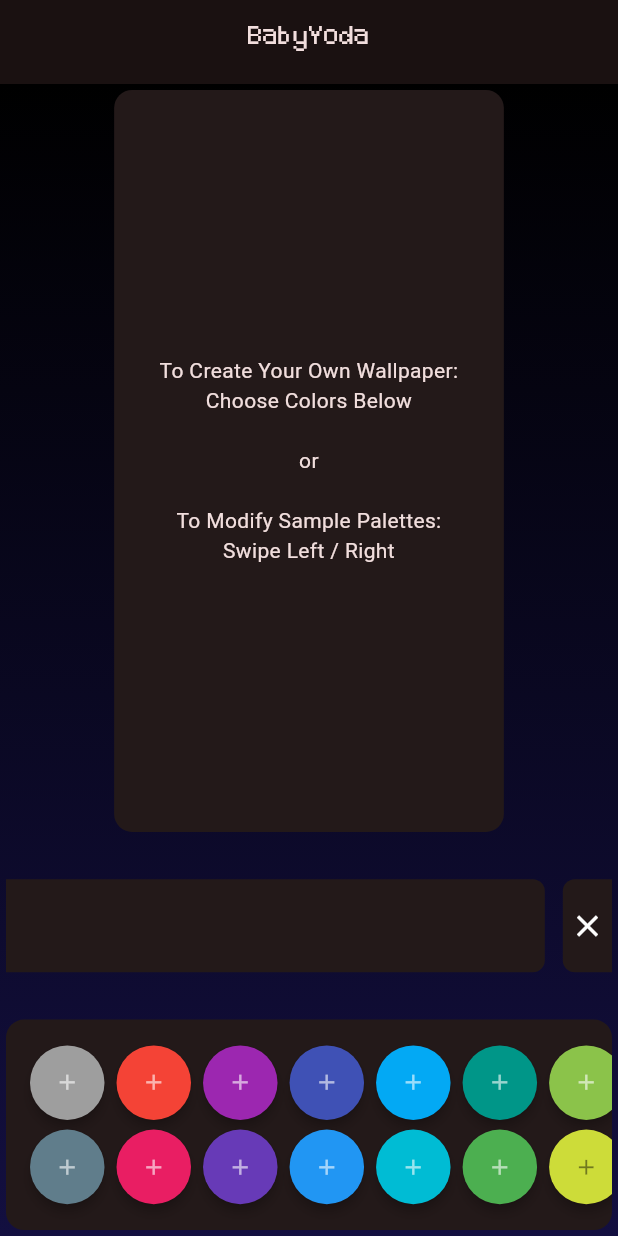
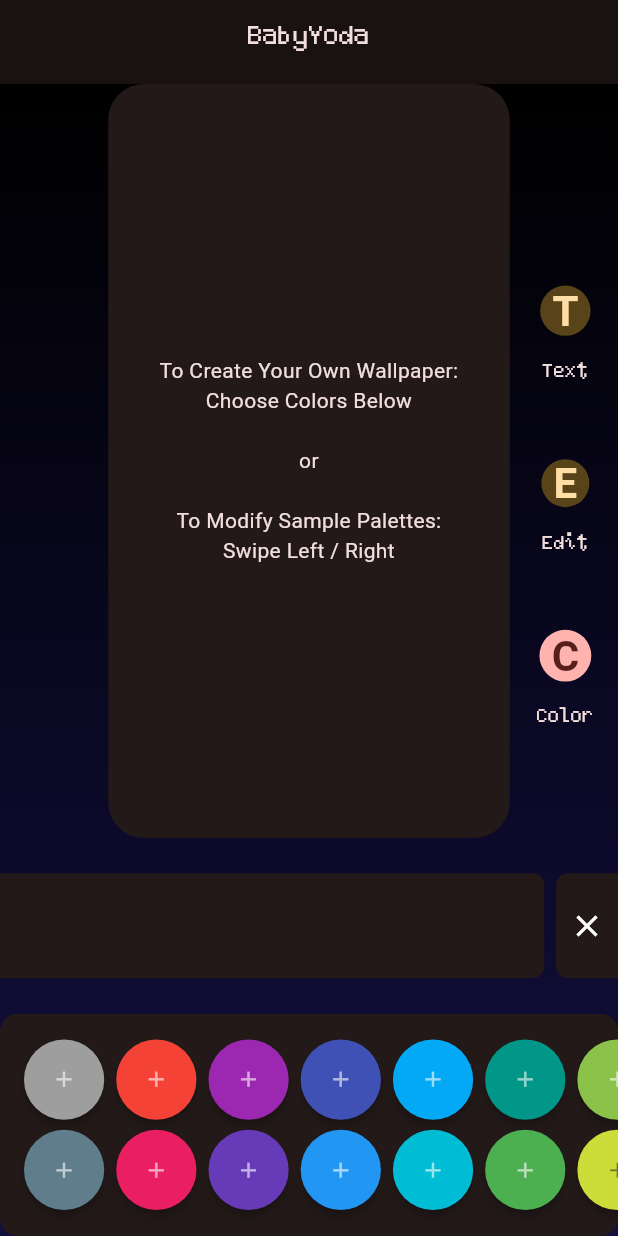
Before and after one commit to fahadjaved882244/colartive, a Flutter app: the screen it shows after launch, on a phone screen of 412 x 824 dp. Run offline on Flutter 3.47's test engine with Material 3 defaults, Android fonts, the light colour scheme and no system bars; our stand-ins replace cloud_firestore, firebase_auth, flutter_hooks, go_router, google_fonts, hooks_riverpod and 2 more; accounts and stored records are empty; Roboto replaces fonts that are missing (Baskervville, Lobster, Shojumaru).

Commit message:
Add canvas mode bar

```diff
--- a/lib/features/canvas_live/controller/canvas_live_mode_controller.dart
+++ b/lib/features/canvas_live/controller/canvas_live_mode_controller.dart
@@ -17,8 +17,8 @@
 
 enum CanvasLiveMode {
   color,
+  transformation,
   text,
-  transformation,
 }
 
 final canvasLiveModeProvider = AutoDisposeStateProvider<CanvasLiveMode>((ref) {
--- a/lib/features/canvas_live/views/canvas_live_view.dart
+++ b/lib/features/canvas_live/views/canvas_live_view.dart
@@ -1,12 +1,13 @@
+import 'package:flutter/material.dart';
+import 'package:hooks_riverpod/hooks_riverpod.dart';
+
 import 'package:colartive2/extensions/context_x.dart';
 import 'package:colartive2/features/canvas_live/views/components/canvas/canvas_live_card.dart';
+import 'package:colartive2/features/canvas_live/views/components/canvas/canvas_live_grid.dart';
+import 'package:colartive2/features/canvas_live/views/components/canvas/canvas_live_mode_bar.dart';
 import 'package:colartive2/features/canvas_live/views/components/color/panel/selected_color_panel.dart';
 import 'package:colartive2/features/template/views/template_controller.dart';
 import 'package:colartive2/utils/components/widgets/async_switcher.dart';
-import 'package:flutter/material.dart';
-import 'package:hooks_riverpod/hooks_riverpod.dart';
-
-import 'components/color/grid/color_button_grid.dart';
 
 class CanvasLiveView extends ConsumerWidget {
   const CanvasLiveView({super.key});
@@ -45,67 +46,14 @@
                     ),
                     SizedBox(
                       height: height * 0.18,
-                      child: AnimatedSwitcher(
-                        duration: const Duration(milliseconds: 300),
-                        switchInCurve: Curves.ease,
-                        transitionBuilder: (child, animation) {
-                          final inAnimation = Tween<Offset>(
-                            begin: const Offset(-1, 0),
-                            end: const Offset(0, 0),
-                          ).animate(animation);
-                          return ClipRect(
-                            child: SlideTransition(
-                              position: inAnimation,
-                              child: child,
-                            ),
-                          );
-                        },
-                        child: ColorButtonGrid(
-                          template: template,
-                        ),
-
-                        //  modeIndex == 1
-                        //     ? Container(
-                        //         key: const ValueKey('featurePanel'),
-                        //         height: height * 0.18,
-                        //         width: width,
-                        //         alignment: Alignment.center,
-                        //         decoration: BoxDecoration(
-                        //           color: darkModeFlag ? jetBlack : lightModeBgColor,
-                        //         ),
-                        //         child: Row(
-                        //             mainAxisAlignment: MainAxisAlignment.spaceAround,
-                        //             children: _featurePanelLower()),
-                        //       )
-                        //     : modeIndex == 0
-                        //         ? Container(
-                        //             key: const ValueKey('textPanel'),
-                        //             height: height * 0.18,
-                        //             width: width,
-                        //             alignment: AlignmentDirectional.center,
-                        //             decoration: BoxDecoration(
-                        //               color: darkModeFlag ? jetBlack : lightModeBgColor,
-                        //             ),
-                        //             child: GridView.count(
-                        //               padding: EdgeInsets.only(
-                        //                 top: height * 0.01,
-                        //                 bottom: height * 0.01,
-                        //                 left: width * 0.0,
-                        //                 right: width * 0.0,
-                        //               ),
-                        //               crossAxisSpacing: width * 0.02,
-                        //               mainAxisSpacing: width * 0.0,
-                        //               crossAxisCount: 2,
-                        //               childAspectRatio: (width / height) + 0.19,
-                        //               scrollDirection: Axis.horizontal,
-                        //               physics: const BouncingScrollPhysics(),
-                        //               children: _textPanelLower(state),
-                        //             ),
-                        //           )
-                        // :
-                      ),
+                      child: CanvasLiveGrid(template: template),
                     ),
                   ],
+                ),
+                Positioned(
+                  right: 16,
+                  top: height * 0.13,
+                  child: const CanvasLiveModeBar(),
                 ),
               ],
             ),
--- a/lib/features/canvas_live/views/components/canvas/canvas_live_card.dart
+++ b/lib/features/canvas_live/views/components/canvas/canvas_live_card.dart
@@ -59,7 +59,6 @@
                 );
               })
           : const Card(
-              elevation: 0,
               child: Center(
                 child: Text(
                   'To Create Your Own Wallpaper:\nChoose Colors Below\n\nor\n\nTo Modify Sample Palettes:\nSwipe Left / Right',
--- /dev/null
+++ b/lib/features/canvas_live/views/components/canvas/canvas_live_grid.dart
@@ -0,0 +1,55 @@
+import 'package:colartive2/features/canvas_live/controller/canvas_live_mode_controller.dart';
+import 'package:colartive2/features/canvas_live/views/components/color/grid/color_button_grid.dart';
+import 'package:colartive2/features/canvas_live/views/components/transformation/grid/transformation_grid.dart';
+import 'package:colartive2/features/template/model/template.dart';
+import 'package:flutter/material.dart';
+import 'package:hooks_riverpod/hooks_riverpod.dart';
+
+class CanvasLiveGrid extends ConsumerWidget {
+  final Template template;
+  const CanvasLiveGrid({
+    super.key,
+    required this.template,
+  });
+
+  @override
+  Widget build(BuildContext context, WidgetRef ref) {
+    final mode = ref.watch(canvasLiveModeProvider);
+
+    return AnimatedSwitcher(
+      duration: const Duration(milliseconds: 300),
+      switchInCurve: Curves.ease,
+      transitionBuilder: (child, animation) {
+        final inAnimation = Tween<Offset>(
+          begin: const Offset(-1, 0),
+          end: const Offset(0, 0),
+        ).animate(animation);
+        return ClipRect(
+          child: SlideTransition(
+            position: inAnimation,
+            child: child,
+          ),
+        );
+      },
+      child: toggleGrid(mode: mode, template: template),
+    );
+  }
+
+  Widget toggleGrid({
+    required CanvasLiveMode mode,
+    required Template template,
+  }) {
+    switch (mode) {
+      case CanvasLiveMode.color:
+        return ColorButtonGrid(
+          template: template,
+        );
+      case CanvasLiveMode.transformation:
+        return const TransformationGrid();
+      case CanvasLiveMode.text:
+        return ColorButtonGrid(
+          template: template,
+        );
+    }
+  }
+}
--- /dev/null
+++ b/lib/features/canvas_live/views/components/canvas/canvas_live_mode_bar.dart
@@ -0,0 +1,94 @@
+import 'package:colartive2/extensions/context_x.dart';
+import 'package:colartive2/features/canvas_live/controller/canvas_live_mode_controller.dart';
+import 'package:colartive2/features/canvas_live/views/canvas_live_controller.dart';
+import 'package:colartive2/utils/components/popups/custom_snackbar.dart';
+import 'package:flutter/material.dart';
+import 'package:hooks_riverpod/hooks_riverpod.dart';
+
+//////////////////////// FeatureBar ////////////////////////////
+
+class FBItem {
+  final String name;
+  final String title;
+  final String fontFamily;
+  final CanvasLiveMode mode;
+  const FBItem(this.name, this.title, this.fontFamily, this.mode);
+}
+
+const List<FBItem> items = [
+  FBItem('Text', 'T', 'Baskervville', CanvasLiveMode.text),
+  FBItem('Edit', 'E', 'Shojumaru', CanvasLiveMode.transformation),
+  FBItem('Color', 'C', 'Lobster', CanvasLiveMode.color),
+];
+
+class CanvasLiveModeBar extends ConsumerWidget {
+  const CanvasLiveModeBar({
+    super.key,
+  });
+
+  @override
+  Widget build(BuildContext context, WidgetRef ref) {
+    final selectedColors = ref.watch(canvasLiveControllerProvider).colors;
+    final canvasMode = ref.watch(canvasLiveModeProvider);
+    return Column(
+      children: items.map((item) {
+        return InkWell(
+          onTap: () async {
+            if (selectedColors.isNotEmpty && canvasMode != item.mode) {
+              ref.read(canvasLiveModeProvider.notifier).state = item.mode;
+            } else if (canvasMode != item.mode) {
+              showCustomSnackBar(
+                context,
+                'Please select colors before accessing extra features.',
+              );
+            }
+          },
+          child: _buildFBItem(context, item, canvasMode == item.mode),
+        );
+      }).toList(),
+    );
+  }
+
+  Widget _buildFBItem(BuildContext context, FBItem item, bool isSelected) {
+    return Padding(
+      padding: const EdgeInsets.symmetric(vertical: 16),
+      child: Column(
+        children: [
+          AnimatedContainer(
+            duration: const Duration(milliseconds: 300),
+            curve: Curves.ease,
+            padding: const EdgeInsets.all(8),
+            alignment: AlignmentDirectional.center,
+            decoration: BoxDecoration(
+              color: isSelected
+                  ? context.colorScheme.primary
+                  : context.colorScheme.tertiaryContainer,
+              shape: BoxShape.circle,
+            ),
+            child: Text(
+              item.title,
+              textAlign: TextAlign.center,
+              style: TextStyle(
+                color: isSelected
+                    ? context.colorScheme.onPrimary
+                    : context.colorScheme.onTertiaryContainer,
+                fontSize: 28,
+                fontWeight: FontWeight.bold,
+                fontFamily: item.fontFamily,
+              ),
+            ),
+          ),
+          const SizedBox(height: 4),
+          Text(
+            item.name,
+            textAlign: TextAlign.center,
+            style: const TextStyle(
+              fontWeight: FontWeight.w300,
+              fontSize: 16,
+            ),
+          )
+        ],
+      ),
+    );
+  }
+}
--- a/lib/features/canvas_live/views/components/color/grid/swatch_color_button.dart
+++ b/lib/features/canvas_live/views/components/color/grid/swatch_color_button.dart
@@ -13,10 +13,6 @@
 
   @override
   Widget build(BuildContext context, WidgetRef ref) {
-    // TODO:
-    // swatch.computeLuminance();
-
-    // final brightness = ThemeData.estimateBrightnessForColor(swatch);
     final iconColor =
         swatch.computeLuminance() >= 0.5 ? Colors.black45 : Colors.white60;
 
--- a/lib/features/canvas_live/views/components/color/panel/selected_color_clear_button.dart
+++ b/lib/features/canvas_live/views/components/color/panel/selected_color_clear_button.dart
@@ -13,12 +13,13 @@
 
     return Card(
       elevation: 0,
+      margin: EdgeInsets.zero,
       shape: const RoundedRectangleBorder(
         borderRadius: BorderRadius.horizontal(
           left: Radius.circular(8),
         ),
       ),
-      clipBehavior: Clip.hardEdge,
+      clipBehavior: Clip.antiAlias,
       child: InkWell(
         splashColor: Colors.redAccent,
         onTap: () async {
--- a/lib/features/canvas_live/views/components/color/panel/selected_color_panel.dart
+++ b/lib/features/canvas_live/views/components/color/panel/selected_color_panel.dart
@@ -1,3 +1,4 @@
+import 'package:colartive2/extensions/context_x.dart';
 import 'package:colartive2/features/canvas_live/views/components/color/panel/selected_color_list.dart';
 import 'package:flutter/material.dart';
 import 'package:hooks_riverpod/hooks_riverpod.dart';
@@ -9,18 +10,15 @@
 
   @override
   Widget build(BuildContext context, WidgetRef ref) {
-    return const Row(
+    return Row(
       children: [
-        Flexible(
-          flex: 9,
-          fit: FlexFit.tight,
+        const Expanded(
           child: SelectedColorList(),
         ),
-        SizedBox(width: 4),
-        Flexible(
-          flex: 1,
-          fit: FlexFit.tight,
-          child: SelectedColorClearButton(),
+        const SizedBox(width: 8),
+        SizedBox(
+          width: context.width * 0.1,
+          child: const SelectedColorClearButton(),
         ),
       ],
     );
--- a/lib/themes/dark_theme.dart
+++ b/lib/themes/dark_theme.dart
@@ -15,6 +15,7 @@
     dividerTheme: _dividerTheme,
     drawerTheme: _drawerTheme,
     listTileTheme: _listTileTheme,
+    cardTheme: _cardTheme,
     inputDecorationTheme: _inputDecorationTheme,
   );
 
@@ -22,6 +23,11 @@
     seedColor: AppColors.primary,
     brightness: Brightness.dark,
     // surfaceVariant: const Color(0xff252525),
+  );
+
+  static const _cardTheme = CardTheme(
+    elevation: 0,
+    margin: EdgeInsets.all(0),
   );
 
   // static final _overlayColor = ElevationOverlay.colorWithOverlay(
--- a/lib/themes/light_theme.dart
+++ b/lib/themes/light_theme.dart
@@ -9,6 +9,7 @@
 
   static final themeData = ThemeData.light(useMaterial3: true).copyWith(
     colorScheme: _colorScheme,
+    cardTheme: _cardTheme,
     textTheme: _textTheme,
     scaffoldBackgroundColor: _colorScheme.surface,
     tabBarTheme: _tabBarTheme,
@@ -24,6 +25,11 @@
     brightness: Brightness.light,
     // surface: const Color(0xfff2f2f2),
     // surfaceVariant: const Color(0xffFAFAFA),
+  );
+
+  static const _cardTheme = CardTheme(
+    elevation: 0,
+    margin: EdgeInsets.all(0),
   );
 
   // static final _overlayColor = ElevationOverlay.colorWithOverlay(
```
Also changed, not shown: lib/features/canvas_live/views/components/color/panel/selected_color_button.dart (+19 -2 lines), lib/features/canvas_live/views/components/color/panel/selected_color_list.dart (+3 -25 lines), lib/features/canvas_live/views/components/transformation/grid/transformation_button.dart (added, +61 -0 lines), lib/features/canvas_live/views/components/transformation/grid/transformation_grid.dart (added, +95 -0 lines), lib/features/canvas_live/views/components/transformation/panel/transformation_panel.dart (added, +66 -0 lines), lib/features/canvas_live/views/components/transformation/panel/transformation_panel_info.dart (added, +28 -0 lines), lib/features/canvas_live/views/components/transformation/transformation_grid.dart (deleted, +0 -112 lines), lib/features/canvas_live/views/animations/hero_animation.dart (renamed from lib/features/canvas_live/views/components/hero_animation.dart).
